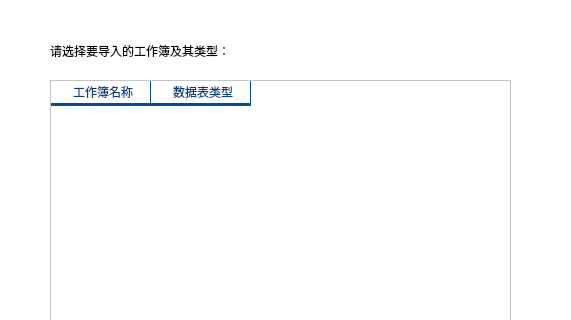
The window that sheet_selector.ui (Excel-Plugin/CommissionERP) describes before a commit, drawn with Qt 5; both pictures show x 0 to 571 and y 0 to 320 of the 571 by 525 pixel window.
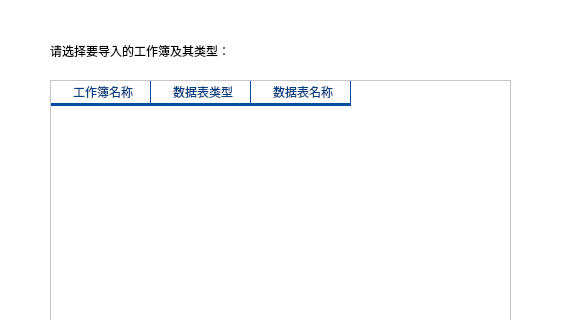
The same window after the commit. Icons and pictures are not drawn.

Commit message: 添加了数据管理类DataManager，实现了表格导入功能，尚未进行真实环境测试

The edit to the form file:
```diff
--- a/sheet_selector.ui
+++ b/sheet_selector.ui
@@ -132,6 +132,11 @@
      <string>数据表类型</string>
     </property>
    </column>
+   <column>
+    <property name="text">
+     <string>数据表名称</string>
+    </property>
+   </column>
   </widget>
   <widget class="QLabel" name="label">
    <property name="geometry">
```
The commit also changes 4 other files.
